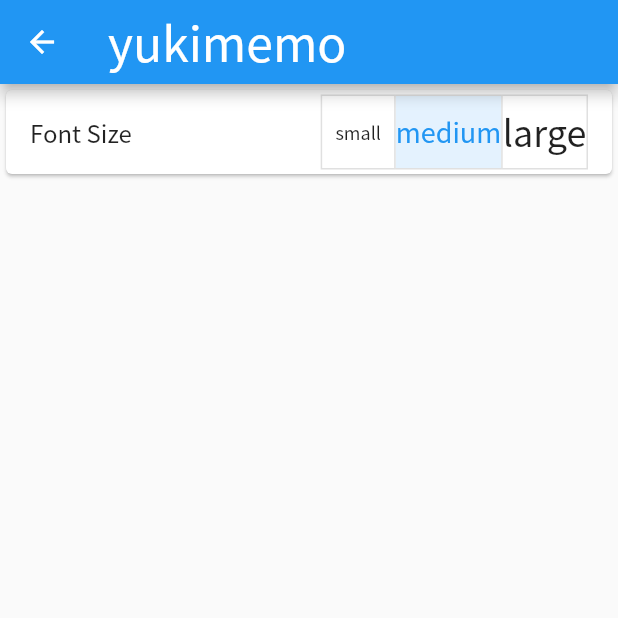
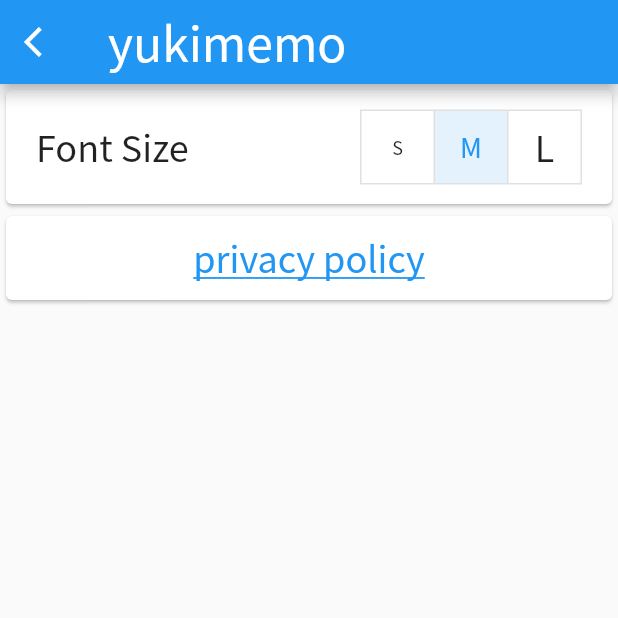
Before and after one commit to kyuki3rain/yukimemo, a Flutter app: the SettingPage screen opened by its route, on a phone screen of 412 x 824 dp, the top half of it. Run offline on Flutter 3.47's test engine with Material 2 defaults, Android fonts, the phone set to English and light mode, and no system bars; our stand-ins replace cloud_firestore, firebase_auth, firebase_core, flutter_hooks, flutter_spinkit, hooks_riverpod and 1 more; accounts and stored records are empty; network calls fail.

Commit message:
add privacy policy

```diff
--- a/lib/screens/setting.dart
+++ b/lib/screens/setting.dart
@@ -2,6 +2,8 @@
 import 'package:flutter_hooks/flutter_hooks.dart';
 import 'package:hooks_riverpod/hooks_riverpod.dart';
 import 'package:yukimemo/models/setting.dart';
+
+import 'package:url_launcher/url_launcher.dart';
 
 class SettingPage extends HookConsumerWidget {
   const SettingPage({
@@ -10,8 +12,6 @@
 
   @override
   Widget build(BuildContext context, WidgetRef ref) {
-    final theme = Theme.of(context).textTheme;
-
     useEffect(() {
       ref.read(settingProvider).fetchItems();
       return null;
@@ -19,24 +19,27 @@
 
     return Scaffold(
       appBar: AppBar(
-          title: const Text('yukimemo',
-              style: TextStyle(fontSize: 32, color: Colors.white)),
-          leading: IconButton(
-              icon: const Icon(Icons.arrow_back),
-              onPressed: () {
-                Navigator.pop(context);
-              })),
+        title: const Text('yukimemo',
+            style: TextStyle(fontSize: 32, color: Colors.white)),
+        leading: IconButton(
+            icon: const Icon(Icons.arrow_back_ios),
+            onPressed: () {
+              Navigator.pop(context);
+            }),
+      ),
       body: ListView(
           physics: const AlwaysScrollableScrollPhysics(),
           children: <Widget>[
             Card(
                 child: ListTile(
-              title: const Text("Font Size"),
+              contentPadding:
+                  const EdgeInsets.symmetric(horizontal: 20.0, vertical: 10.0),
+              title: const Text("Font Size", style: TextStyle(fontSize: 24.0)),
               trailing: ToggleButtons(
                 children: const <Widget>[
-                  Text("small", style: TextStyle(fontSize: 12.0)),
-                  Text("medium", style: TextStyle(fontSize: 18.0)),
-                  Text("large", style: TextStyle(fontSize: 24.0)),
+                  Text("S", style: TextStyle(fontSize: 12.0)),
+                  Text("M", style: TextStyle(fontSize: 18.0)),
+                  Text("L", style: TextStyle(fontSize: 24.0)),
                 ],
                 onPressed: (int index) {
                   ref.read(settingProvider).update(index);
@@ -44,6 +47,18 @@
                 isSelected: ref.watch(settingProvider).isSelected,
               ),
             )),
+            Card(
+                child: ListTile(
+                    title: const Center(
+                        child: Text("privacy policy",
+                            style: TextStyle(
+                              fontSize: 24.0,
+                              color: Colors.blue,
+                              decoration: TextDecoration.underline,
+                            ))),
+                    onTap: () {
+                      launch('https://kyukimemo.web.app/terms_en.html');
+                    })),
           ]),
     );
   }
```
Also changed, not shown: 2 other files.
